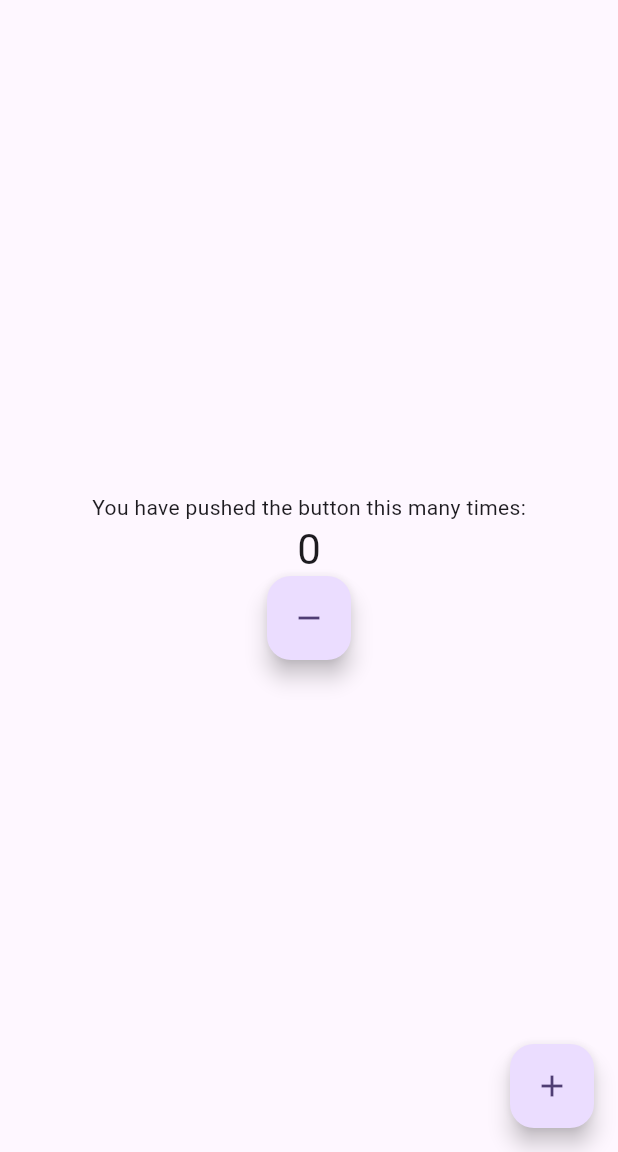
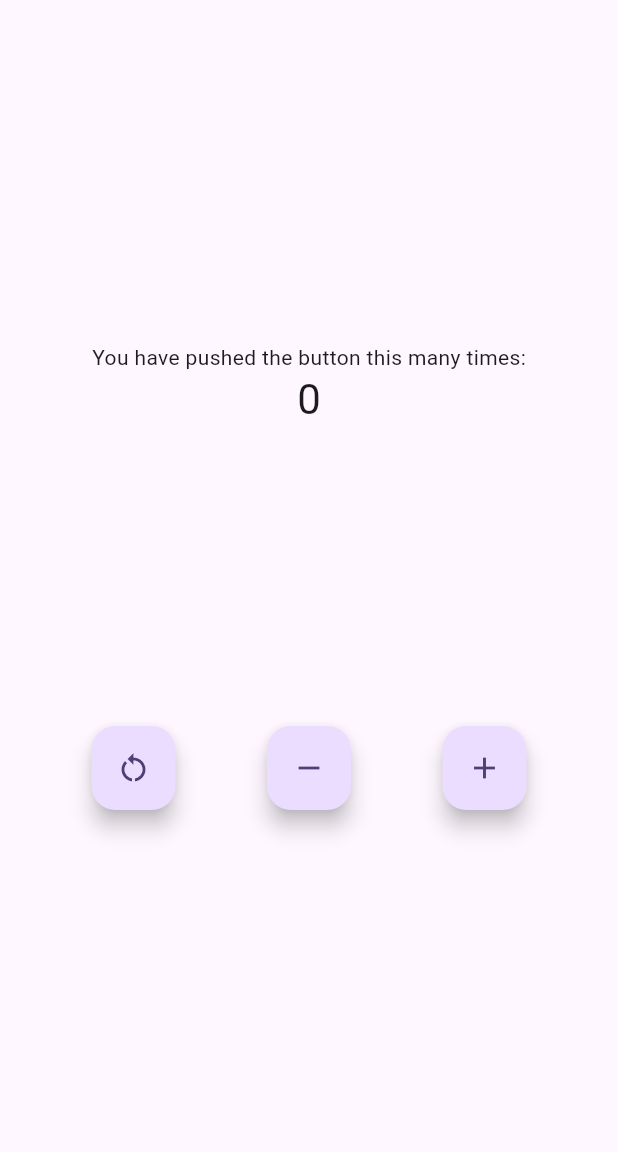
Before and after one commit to marllonDev/Estudos-Flutter, a Flutter app: the screen it shows after launch, on a phone screen of 412 x 824 dp, the part 84-1236 px from its top. Run offline on Flutter 3.47's test engine with Material 3 defaults, Android fonts, the phone set to English and light mode, and no system bars.

```diff
--- a/Reatividade/reatividade_project/lib/main.dart
+++ b/Reatividade/reatividade_project/lib/main.dart
@@ -1,5 +1,6 @@
 import 'package:flutter/material.dart';
 import 'package:reatividade_project/pages/home_page.dart';
+import 'package:reatividade_project/pages/home_page_v2.dart';
 
 void main() {
   runApp(const MyApp());
@@ -17,7 +18,7 @@ class MyApp extends StatelessWidget {
         colorScheme: ColorScheme.fromSeed(seedColor: Colors.deepPurple),
         useMaterial3: true,
       ),
-      home: const MyHomePage(title: 'Flutter Demo'),
+      home: MyHomePagev2(title: 'Flutter Demo'),
     );
   }
 }
--- a/Reatividade/reatividade_project/lib/pages/home_page_v2.dart
+++ b/Reatividade/reatividade_project/lib/pages/home_page_v2.dart
@@ -1,54 +1,60 @@
 import 'package:flutter/material.dart';
+import 'package:reatividade_project/widgets/count_controller_v2.dart';
 import 'package:reatividade_project/widgets/counter_controller.dart';
 
-class MyHomePage extends StatefulWidget {
-  const MyHomePage({super.key, required this.title});
+class MyHomePagev2 extends StatelessWidget {
+  final String title;
+  final CountControllerV2 counterController = CountControllerV2();
 
-  final String title;
-
-  @override
-  State<MyHomePage> createState() => _MyHomePageState();
-}
-
-class _MyHomePageState extends State<MyHomePage> {
-  final CounterController counterController = CounterController();
+  MyHomePagev2({super.key, required this.title});
 
   @override
   Widget build(BuildContext context) {
     return Scaffold(
       appBar: AppBar(
         backgroundColor: Theme.of(context).colorScheme.inversePrimary,
-        title: Text(widget.title),
+        title: Text(title),
       ),
-      body: Center(
-        child: Column(
+      body: Column(
         mainAxisAlignment: MainAxisAlignment.center,
         children: <Widget>[
           const Text(
             'You have pushed the button this many times:',
           ),
           ListenableBuilder(
+            listenable: counterController,
             builder: (BuildContext context, Widget? child) {
               return Text(
-                  '${counterController.value}',
+                '${counterController.count}',
                 style: Theme.of(context).textTheme.headlineMedium,
               );
             },
-              listenable: counterController,
+          ),
+          Padding(
+            padding: const EdgeInsets.only(top: 200),
+            child: Row(
+              mainAxisAlignment: MainAxisAlignment.spaceEvenly,
+              children: <Widget>[
+                FloatingActionButton(
+                  onPressed: counterController.reset,
+                  tooltip: 'Reset Counter',
+                  child: const Icon(Icons.restart_alt),
                 ),
                 FloatingActionButton(
                   onPressed: counterController.decrement,
                   tooltip: 'Decrement',
                   child: const Icon(Icons.remove),
-            )
-          ],
                 ),
-      ),
-      floatingActionButton: FloatingActionButton(
+                FloatingActionButton(
                   onPressed: counterController.increment,
                   tooltip: 'Increment',
                   child: const Icon(Icons.add),
                 ),
+              ],
+            ),
+          ),
+        ],
+      ),
     );
   }
 }
--- a/Reatividade/reatividade_project/lib/widgets/count_controller_v2.dart
+++ b/Reatividade/reatividade_project/lib/widgets/count_controller_v2.dart
@@ -17,5 +17,4 @@ class CountControllerV2 extends ChangeNotifier {
     count--;
     notifyListeners();//add notifyListeners para notificar quem ouvir ao clicasr
   }
-
 }
```
Also changed, not shown: Reatividade/reatividade_project/lib/pages/home_page.dart (+18 -7 lines), 1 other file. Lines whose indentation alone changed are shown as unchanged.
